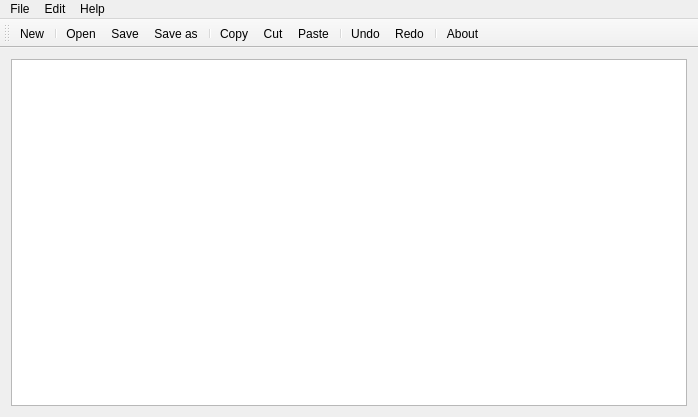
Old version of the form mainwindow.ui in the repository Oleh-Kravchenko/quickpad.
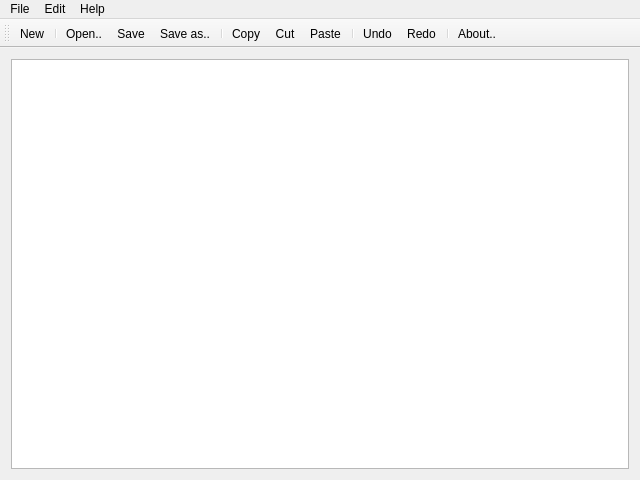
New version of the form. Icons and pictures are not drawn.

Patch:
```diff
--- a/mainwindow.ui
+++ b/mainwindow.ui
@@ -6,8 +6,8 @@
    <rect>
     <x>0</x>
     <y>0</y>
-    <width>698</width>
-    <height>417</height>
+    <width>640</width>
+    <height>480</height>
    </rect>
   </property>
   <property name="windowTitle">
@@ -25,7 +25,7 @@
     <rect>
      <x>0</x>
      <y>0</y>
-     <width>698</width>
+     <width>640</width>
      <height>20</height>
     </rect>
    </property>
@@ -108,7 +108,7 @@
      <normaloff>:/Images/images/opened_folder-48.png</normaloff>:/Images/images/opened_folder-48.png</iconset>
    </property>
    <property name="text">
-    <string>Open</string>
+    <string>Open..</string>
    </property>
    <property name="toolTip">
     <string>Open file..</string>
@@ -139,7 +139,7 @@
      <normaloff>:/Images/images/save_as-48.png</normaloff>:/Images/images/save_as-48.png</iconset>
    </property>
    <property name="text">
-    <string>Save as</string>
+    <string>Save as..</string>
    </property>
    <property name="toolTip">
     <string>Save As..</string>
@@ -226,7 +226,10 @@
      <normaloff>:/Images/images/about-128.png</normaloff>:/Images/images/about-128.png</iconset>
    </property>
    <property name="text">
-    <string>About</string>
+    <string>About..</string>
+   </property>
+   <property name="toolTip">
+    <string>Show information about author</string>
    </property>
   </action>
  </widget>
```
Left out of the diff: 8 changed lines with no effect on the pictures.
